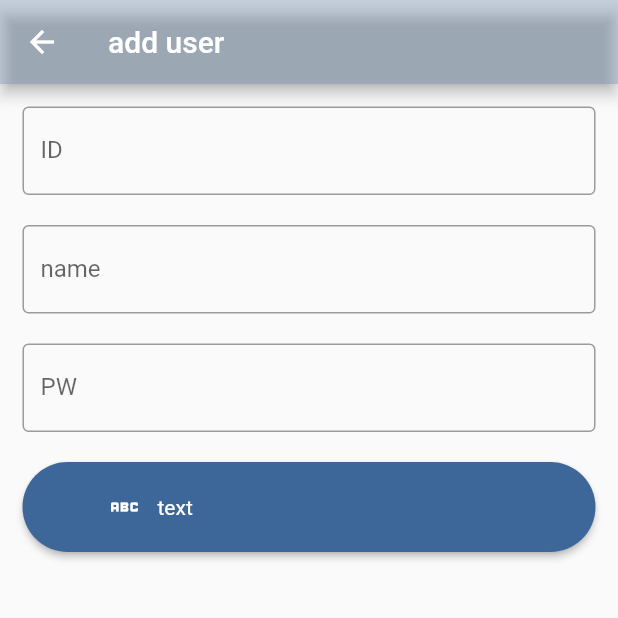
After one commit to etharabdelazeem/Trace, a Flutter app: the AddBook screen opened directly, on a phone screen of 412 x 824 dp, the top half of it. The commit adds this screen. Run offline on Flutter 3.47's test engine with Material 2 defaults, Android fonts, the phone set to English and light mode, and no system bars; our stand-ins replace cloud_firestore, firebase_auth, firebase_core, google_nav_bar, lite_rolling_switch; accounts and stored records are empty.

```diff
--- /dev/null
+++ b/lib/add_book.dart
@@ -0,0 +1,172 @@
+import 'package:TRACE/constants/my_widgets.dart';
+import 'package:flutter/material.dart';
+import 'package:cloud_firestore/cloud_firestore.dart';
+
+// convert user to book
+
+class AddBook extends StatefulWidget {
+  const AddBook({super.key});
+
+  @override
+  State<AddBook> createState() => _AddBookState();
+}
+
+class _AddBookState extends State<AddBook> {
+  final controllerID = TextEditingController();
+  final controllerName = TextEditingController();
+  final controllerPw = TextEditingController();
+  // final controllerDate = TextEditingController();
+  //between the yellow brackets
+  @override
+  Widget build(BuildContext context) {
+    return Scaffold(
+      appBar: AppBar(
+        title: const Text('add user'),
+        backgroundColor: primaryColorLight,
+        // actions: [
+        //   IconButton(
+        //       onPressed: () {
+        //         // final name = controllerID.text;
+        //         // createUser(name: name);
+        //       },
+        //       icon: const Icon(Icons.send))
+        // ],
+      ),
+      body: ListView(
+        padding: const EdgeInsets.all(15),
+        children: <Widget>[
+          TextField(
+            decoration: decorations('ID'),
+            controller: controllerID,
+          ),
+          const SizedBox(
+            height: 20,
+          ),
+          TextField(
+            decoration: decorations('name'),
+            controller: controllerName,
+          ),
+          const SizedBox(
+            height: 20,
+          ),
+          TextField(
+            decoration: decorations('PW'),
+            controller: controllerPw,
+          ),
+          const SizedBox(
+            height: 20,
+          ),
+          // TextField(
+          //   decoration: decorations('date'),
+          //   controller: controllerDate,
+          // ),
+          CustomButtonIcon(
+            onPressed: () {
+              final user = User(
+                userId: controllerID.text,
+                userName: controllerName.text,
+                password: controllerPw.text,
+                // date: DateTime.parse(controllerDate.text)
+              );
+              createUser(user);
+              Navigator.pop(context);
+            },
+            text: 'text',
+            myIcon: Icons.abc,
+          ),
+        ],
+      ),
+    );
+  }
+
+  InputDecoration decorations(String label) => InputDecoration(
+        labelText: label,
+        border: const OutlineInputBorder(),
+      );
+
+  Future createUser(User user) async {
+    final docUser = FirebaseFirestore.instance.collection('users').doc();
+    user.userId = docUser.id;
+    final json = user.toJson();
+
+    await docUser.set(json);
+  }
+}
+
+class User {
+  String userId;
+  final String? userName;
+  final String password;
+  // final DateTime date;
+
+  // User(
+  //     {required this.date,
+  //     required this.password,
+  //     required this.userName,
+  //     required this.userId});
+  //         'BD': date,
+  User({required this.password, required this.userName, required this.userId});
+
+  Map<String, dynamic> toJson() => {
+        'userID': userId,
+        'name': userName,
+        'password': password,
+      };
+}
+
+// // the thing between yellow brackets
+//   List searchResult = [];
+//   void search(String query) async {
+//     final result = await FirebaseFirestore.instance
+//         .collection('search books')
+//         .where('id', isEqualTo: query)
+//         .get();
+
+//     setState(() {
+//       searchResult = result.docs.map((e) => e.data()).toList();
+//     });
+//   }
+
+//   @override
+//   Widget build(BuildContext context) {
+//     return Scaffold(
+//       appBar: AppBar(
+//         leading: IconButton(
+//           icon: const Icon(Icons.arrow_back_ios_new),
+//           onPressed: () {
+//             Navigator.pop(context);
+//           },
+//         ),
+//         title: const Center(
+//             child: Text(
+//           'Search',
+//           style: TextStyle(color: primaryColordark),
+//         )),
+//         backgroundColor: Colors.white,
+//       ),
+//       body: Column(
+//         children: [
+//           Padding(
+//             padding: const EdgeInsets.all(15.0),
+//             child: TextField(
+//               decoration: const InputDecoration(
+//                   border: OutlineInputBorder(), hintText: "Search"),
+//               onChanged: (query) {
+//                 search(query);
+//               },
+//             ),
+//           ),
+//           Expanded(
+//               child: ListView.builder(
+//             itemCount: searchResult.length,
+//             itemBuilder: (context, index) {
+//               return ListTile(
+//                 title: Text(searchResult[index]['id_array']),
+//                 subtitle: Text(searchResult[index]['id_num']),
+//               );
+//             },
+//           ))
+//         ],
+//       ),
+//     );
+//   }
--- a/pubspec.yaml
+++ b/pubspec.yaml
@@ -37,6 +37,7 @@ dependencies:
   cupertino_icons: ^1.0.2
   firebase_core: ^2.3.0
   firebase_auth: ^4.1.4
+  cloud_firestore: ^4.4.5
 
 dev_dependencies:
   flutter_test:
```
Also changed, not shown: lib/home_page.dart (+12 -5 lines), lib/home_slides/book_view.dart (added, +42 -0 lines), lib/home_slides/home_slide.dart (+7 -1 lines), lib/home_slides/search_slide.dart (+134 -0 lines), pubspec.lock, 3 other files.
